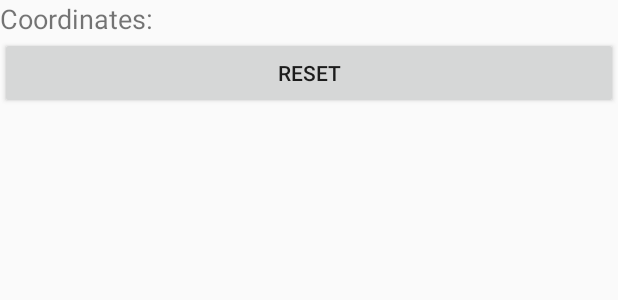
After one commit to TheSoftwareFactory/base-station-game, an Android app: the layout activity_sampling_debug.xml on its own in the app's theme, with its tools: preview values and no code run, on a phone screen of 412 x 824 dp. The commit adds this screen. Shown: the top 300 px of the screen. Run offline under Robolectric (Android 15) with nearby library versions, the phone set to English and light mode, and no system bars.

Commit message:
added a debug activity for testing sampling. it crashes the app currently. will look into why tomorrow

```diff
--- a/app/src/main/AndroidManifest.xml
+++ b/app/src/main/AndroidManifest.xml
@@ -16,7 +16,8 @@
         android:roundIcon="@mipmap/ic_launcher_round"
         android:supportsRtl="true"
         android:theme="@style/AppTheme">
-        <activity android:name=".Engine_Activity"></activity>
+        <activity android:name=".SamplingDebugActivity"></activity>
+        <activity android:name=".Engine_Activity" />
         <activity
             android:name=".SecondActivity"
             android:label="Map Activity"
--- a/app/src/main/java/com/example/base_station_game/MainActivity.java
+++ b/app/src/main/java/com/example/base_station_game/MainActivity.java
@@ -99,6 +99,12 @@ public class MainActivity extends AppCompatActivity {
         startActivity(intent);
     }
 
+    public void launchSampleDebugActivity() {
+        Log.d(LOG_TAG, "Button clicked!");
+        Intent intent = new Intent(this, SamplingDebugActivity.class);
+        startActivity(intent);
+    }
+
     public void google_engine(View view) {
         Intent intent = new Intent(this, Engine_Activity.class);
         startActivity(intent);
--- a/app/src/main/java/com/example/base_station_game/sampling/Sampler.java
+++ b/app/src/main/java/com/example/base_station_game/sampling/Sampler.java
@@ -113,7 +113,7 @@ public class Sampler {
 //        return sample;
 //    }
 //
-    private static Sample createSample(Context context, Intent batteryIntent) {
+    public static Sample createSample(Context context, Intent batteryIntent) {
         Sample sample = new Sample();
         sample.setBatteryDetails(getBatteryDetails(context, batteryIntent));
         sample.setBatteryLevel(BatteryUtils.getBatteryLevel(batteryIntent));
--- /dev/null
+++ b/app/src/main/res/layout/activity_sampling_debug.xml
@@ -0,0 +1,28 @@
+<?xml version="1.0" encoding="utf-8"?>
+<RelativeLayout xmlns:android="http://schemas.android.com/apk/res/android"
+    xmlns:app="http://schemas.android.com/apk/res-auto"
+    xmlns:tools="http://schemas.android.com/tools"
+    android:layout_width="match_parent"
+    android:layout_height="match_parent"
+    tools:context=".SamplingDebugActivity">
+
+    <TextView
+        android:id="@+id/textView"
+        android:layout_width="match_parent"
+        android:layout_height="wrap_content"
+        android:layout_below="@+id/button"
+        android:layout_alignParentStart="true"
+        android:layout_alignParentLeft="true"
+        android:gravity="left"
+        android:text="Coordinates: "
+        android:textSize="18sp" />
+
+    <Button
+        android:id="@+id/reset"
+        android:layout_width="match_parent"
+        android:layout_height="wrap_content"
+        android:layout_below="@+id/textView"
+        android:onClick="onClick"
+        android:text="Reset" />
+
+</RelativeLayout>
```
Also changed, not shown: app/src/main/java/com/example/base_station_game/SamplingDebugActivity.java (added, +36 -0 lines), app/src/main/java/com/example/base_station_game/sampling/SamplingLibrary.java (+10 -10 lines), app/src/main/res/layout/activity_main.xml (+9 -0 lines).
